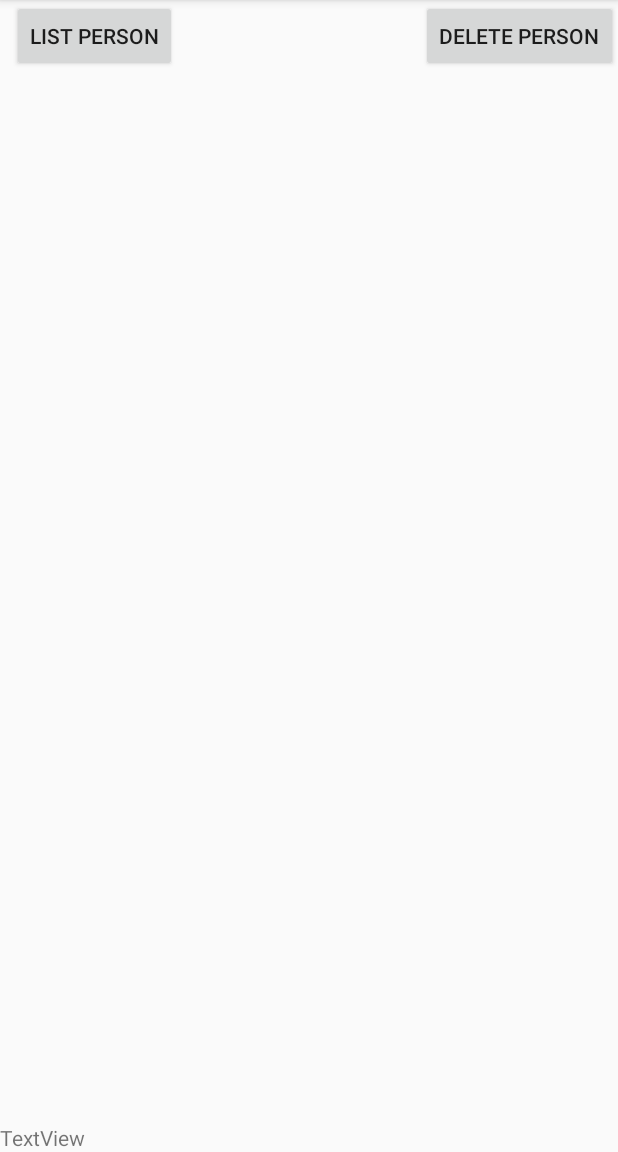
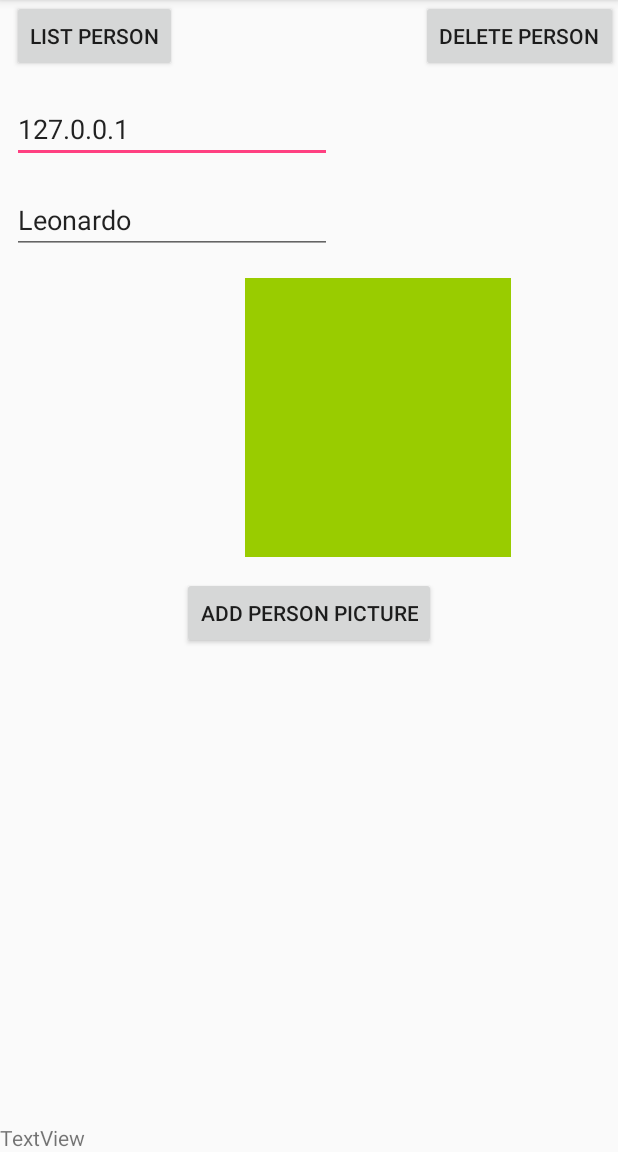
Before and after one commit to leonardoaraujosantos/AndroidAppJson, an Android app: the screen it shows after launch (MainActivity), on a phone screen of 412 x 824 dp, the part 84-1236 px from its top. Run offline under Robolectric (Android 15) with nearby library versions, the phone set to English and light mode, and no system bars; our stand-ins replace Volley; 4 statements that could not run were skipped.

Commit message:
Working on images (Not ready yet) but it's already encoding on PNG and Base64 string

```diff
--- a/app/src/main/res/layout/activity_main.xml
+++ b/app/src/main/res/layout/activity_main.xml
@@ -7,7 +7,7 @@
     tools:context=".MainActivity">
 
     <Button
-        android:id="@+id/button"
+        android:id="@+id/btListPerson"
         android:layout_width="wrap_content"
         android:layout_height="wrap_content"
         android:layout_marginLeft="8dp"
@@ -25,11 +25,66 @@
         app:layout_constraintStart_toStartOf="parent" />
 
     <Button
-        android:id="@+id/button2"
+        android:id="@+id/btDeletePerson"
         android:layout_width="wrap_content"
         android:layout_height="wrap_content"
         android:text="Delete Person"
         app:layout_constraintEnd_toEndOf="parent"
         app:layout_constraintTop_toTopOf="parent" />
 
+    <EditText
+        android:id="@+id/txtIP"
+        android:layout_width="wrap_content"
+        android:layout_height="wrap_content"
+        android:layout_marginLeft="8dp"
+        android:layout_marginStart="8dp"
+        android:layout_marginTop="15dp"
+        android:ems="10"
+        android:inputType="textPersonName"
+        android:text="127.0.0.1"
+        app:layout_constraintStart_toStartOf="parent"
+        app:layout_constraintTop_toBottomOf="@+id/btListPerson" />
+
+    <EditText
+        android:id="@+id/txtName"
+        android:layout_width="wrap_content"
+        android:layout_height="wrap_content"
+        android:layout_marginLeft="8dp"
+        android:layout_marginStart="8dp"
+        android:layout_marginTop="15dp"
+        android:ems="10"
+        android:inputType="textPersonName"
+        android:text="Leonardo"
+        app:layout_constraintStart_toStartOf="parent"
+        app:layout_constraintTop_toBottomOf="@+id/txtIP" />
+
+    <ImageView
+        android:id="@+id/imgFace"
+        android:layout_width="177dp"
+        android:layout_height="186dp"
+        android:layout_marginEnd="71dp"
+        android:layout_marginLeft="7dp"
+        android:layout_marginRight="71dp"
+        android:layout_marginStart="7dp"
+        android:layout_marginTop="16dp"
+        app:layout_constraintEnd_toEndOf="parent"
+        app:layout_constraintHorizontal_bias="1.0"
+        app:layout_constraintStart_toStartOf="parent"
+        app:layout_constraintTop_toBottomOf="@+id/txtName"
+        app:srcCompat="@android:color/holo_green_light" />
+
+    <Button
+        android:id="@+id/btAddPerson"
+        android:layout_width="wrap_content"
+        android:layout_height="wrap_content"
+        android:layout_marginEnd="89dp"
+        android:layout_marginLeft="89dp"
+        android:layout_marginRight="89dp"
+        android:layout_marginStart="89dp"
+        android:layout_marginTop="13dp"
+        android:text="Add Person Picture"
+        app:layout_constraintEnd_toEndOf="parent"
+        app:layout_constraintStart_toStartOf="parent"
+        app:layout_constraintTop_toBottomOf="@+id/imgFace" />
+
 </android.support.constraint.ConstraintLayout>
```
